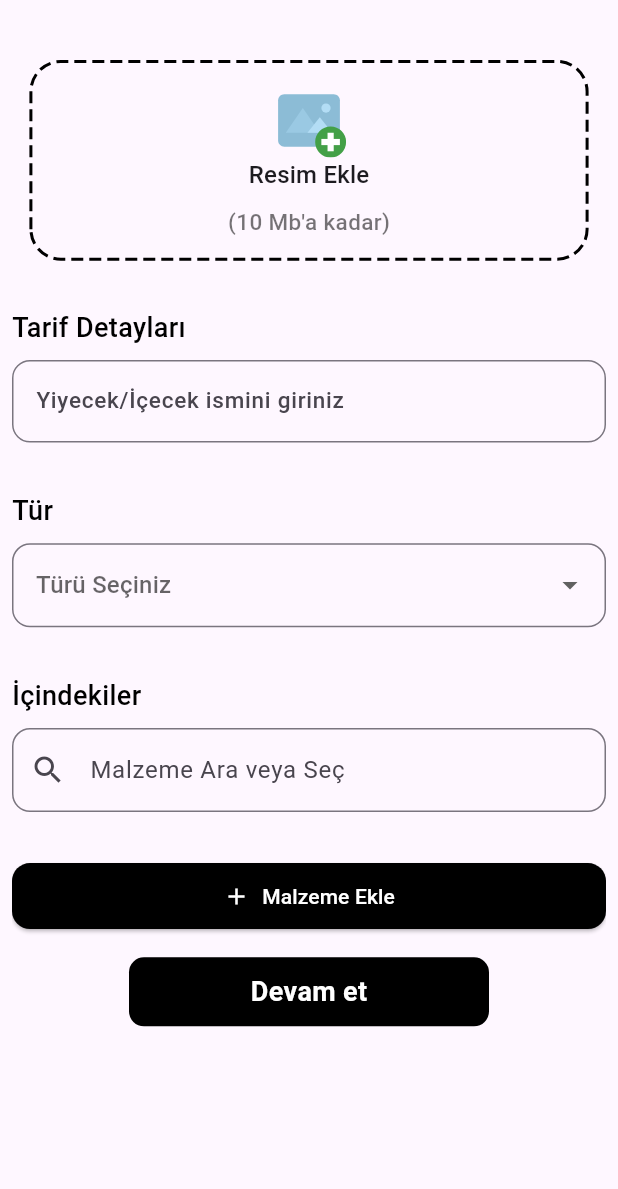
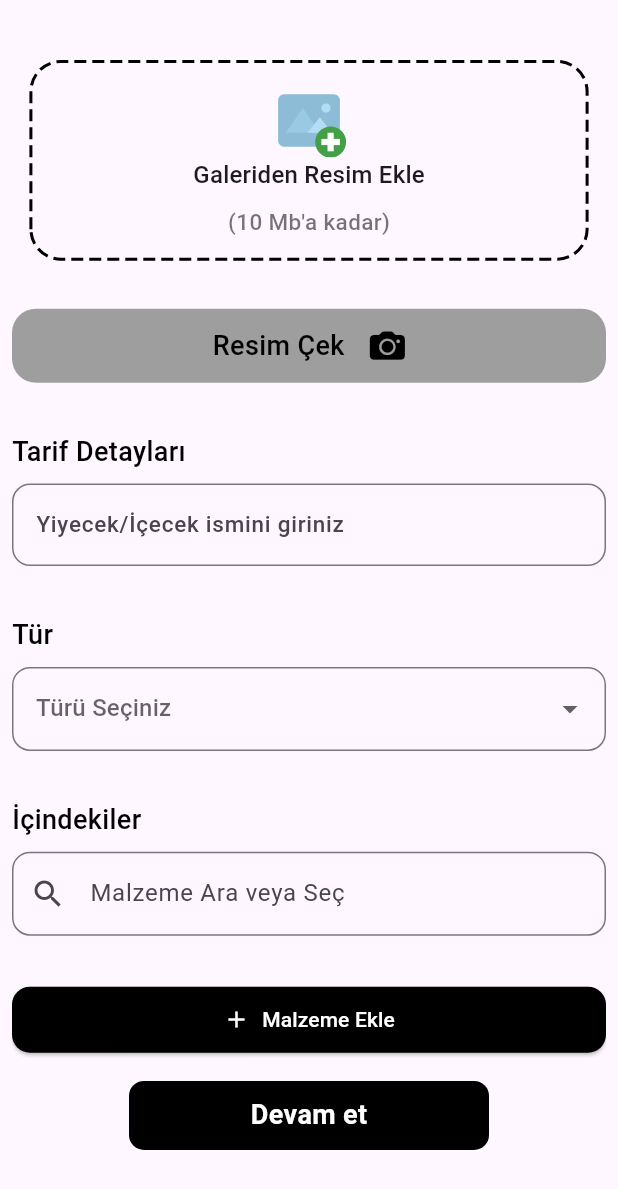
Before and after one commit to Azadkl/recipeapp, a Flutter app: the AddRecipe screen opened directly, on a phone screen of 412 x 824 dp. Shown: the top 1189 px of the screen. Run offline on Flutter 3.47's test engine with Material 3 defaults, Android fonts, the phone set to English and light mode, and no system bars; drawn by our look-alikes of dotted_border; our stand-ins replace awesome_snackbar_content, chewie, curved_navigation_bar, flutter_svg, image_picker, shared_preferences and 1 more; missing offline and left inert: tflite_flutter; accounts and stored records are empty; Roboto replaces fonts that are missing (Poppins).

Commit message:
son değişiklik yapıldı

```diff
--- a/lib/pages/add_recipe.dart
+++ b/lib/pages/add_recipe.dart
@@ -119,7 +119,9 @@ class _AddRecipeState extends State<AddRecipe> {
         children: [
           SizedBox(height: MediaQuery.of(context).size.height * 0.04),
           _image != null
-              ? Container(
+              ? Stack(
+                children: [
+                  Container(
                     height: 200,
                     margin: const EdgeInsets.all(16),
                     decoration: BoxDecoration(
@@ -140,6 +142,32 @@ class _AddRecipeState extends State<AddRecipe> {
                         width: double.infinity,
                       ),
                     ),
+                  ),
+                  // Sağ üstte X ikonu ile resmi kaldır
+                  Positioned(
+                    top: 28,
+                    right: 28,
+                    child: GestureDetector(
+                      onTap: () {
+                        setState(() {
+                          _image = null;
+                        });
+                      },
+                      child: Container(
+                        decoration: BoxDecoration(
+                          color: Colors.black.withOpacity(0.7),
+                          shape: BoxShape.circle,
+                        ),
+                        padding: const EdgeInsets.all(6),
+                        child: const Icon(
+                          Icons.close,
+                          color: Colors.white,
+                          size: 22,
+                        ),
+                      ),
+                    ),
+                  ),
+                ],
               )
               : Stack(
                 alignment: Alignment.center,
@@ -167,7 +195,7 @@ class _AddRecipeState extends State<AddRecipe> {
                           height: MediaQuery.of(context).size.height * 0.06,
                         ),
                         Text(
-                          "Resim Ekle",
+                          "Galeriden Resim Ekle",
                           style: Theme.of(context).textTheme.titleMedium,
                         ),
                         SizedBox(
@@ -182,7 +210,29 @@ class _AddRecipeState extends State<AddRecipe> {
                   ),
                 ],
               ),
-
+          SizedBox(height: MediaQuery.of(context).size.height * 0.04),
+          GestureDetector(
+            onTap: () => _getImage(ImageSource.camera),
+            child: Container(
+              decoration: BoxDecoration(
+                borderRadius: BorderRadius.circular(16),
+                color: Colors.grey,
+              ),
+              width: MediaQuery.of(context).size.width,
+              height: MediaQuery.of(context).size.height * 0.06,
+              child: Row(
+                mainAxisAlignment: MainAxisAlignment.center,
+                children: [
+                  Text("Resim Çek", style: AppWidget.semiBoldTextFeildStyle()),
+                  SizedBox(width: MediaQuery.of(context).size.width * 0.04),
+                  const Icon(
+                    CupertinoIcons.photo_camera_solid,
+                    color: Colors.black,
+                  ),
+                ],
+              ),
+            ),
+          ),
           SizedBox(height: MediaQuery.of(context).size.height * 0.04),
           Row(
             children: [
@@ -425,22 +475,7 @@ class _AddRecipeState extends State<AddRecipe> {
               );
             },
           ),
-          SizedBox(height: MediaQuery.of(context).size.height * 0.04),
-          GestureDetector(
-            onTap: () => _getImage(ImageSource.camera),
-            child: Container(
-              decoration: BoxDecoration(
-                borderRadius: BorderRadius.circular(16),
-                color: Colors.grey,
-              ),
-              width: MediaQuery.of(context).size.width,
-              height: MediaQuery.of(context).size.height * 0.06,
-              child: const Icon(
-                CupertinoIcons.photo_camera_solid,
-                color: Colors.black,
-              ),
-            ),
-          ),
+
           SizedBox(height: MediaQuery.of(context).size.height * 0.04),
           GestureDetector(
             onTap: isLoading ? null : _saveRecipe,
@@ -617,7 +652,9 @@ class _AddRecipeState extends State<AddRecipe> {
       // 1. SEÇENEK: Tüm sayfaları temizleyip ana sayfaya git
       Navigator.pushAndRemoveUntil(
         context,
-        MaterialPageRoute(builder: (context) => Bottomnav()), // HomePage yerine ana sayfanızın widget adını yazın
+        MaterialPageRoute(
+          builder: (context) => Bottomnav(),
+        ), // HomePage yerine ana sayfanızın widget adını yazın
         (route) => false,
       );
     } catch (e) {
```
Lines whose indentation alone changed are shown as unchanged.
